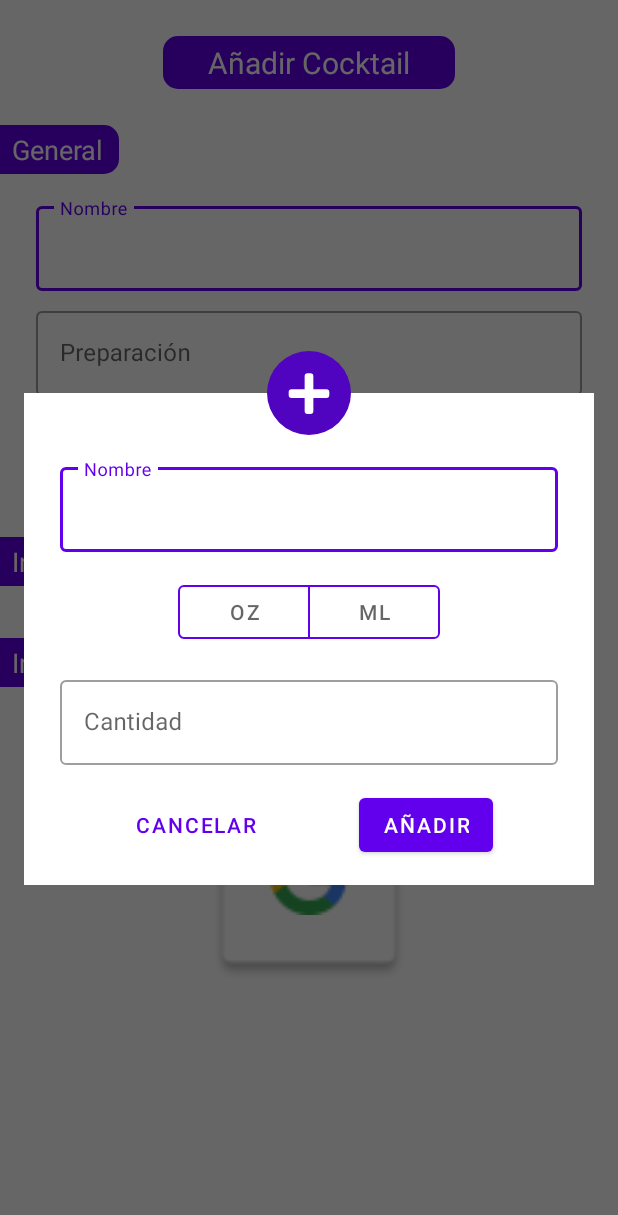
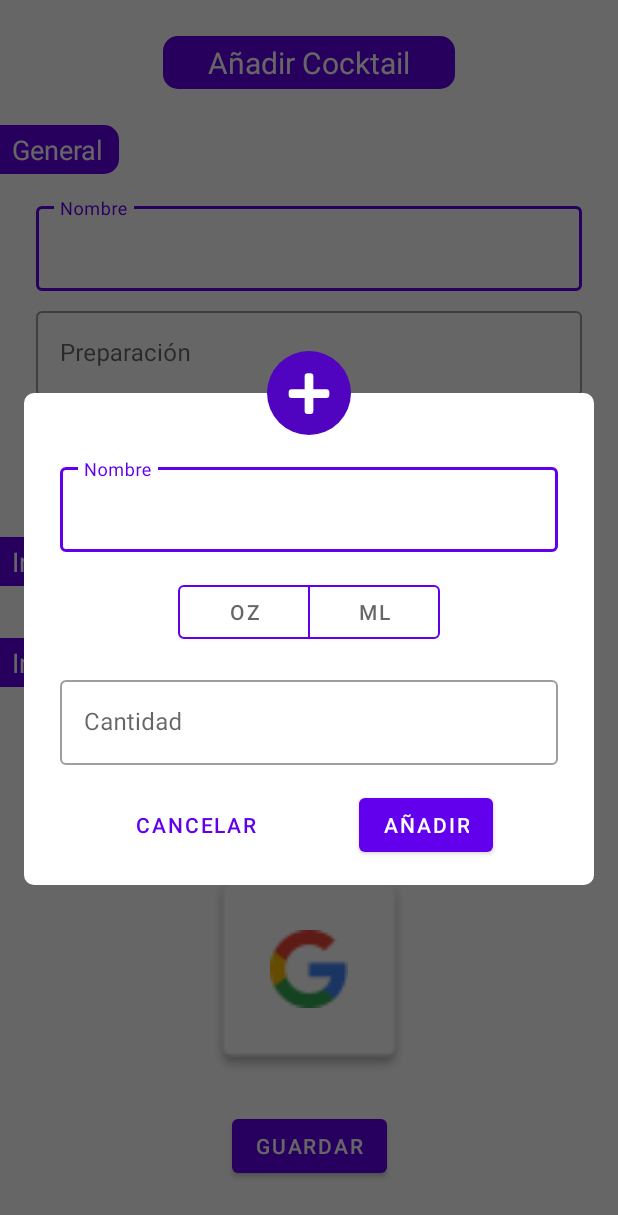
Before and after one commit to gersard/MisCocktails, an Android app: the MantenedorCocktailActivity screen opened directly, with no data from a screen before it, after a tap on an icon or button, on a phone screen of 412 x 824 dp. Shown: the top 1215 px of the screen. Run offline under Robolectric (Android 15) with nearby library versions, the phone set to English and light mode, and no system bars; our stand-ins replace Timber.

Commit message:
- Se corrigen detalles visuales para theme dark

```diff
--- a/app/src/main/java/cl/gerardomascayano/miscocktails/ui/mantenedor/cocktail/MantenedorCocktailActivity.kt
+++ b/app/src/main/java/cl/gerardomascayano/miscocktails/ui/mantenedor/cocktail/MantenedorCocktailActivity.kt
@@ -7,18 +7,22 @@ import android.graphics.drawable.Drawable
 import android.net.Uri
 import androidx.appcompat.app.AppCompatActivity
 import android.os.Bundle
+import android.widget.Toast
+import androidx.lifecycle.Observer
 import androidx.lifecycle.ViewModelProvider
 import androidx.recyclerview.widget.LinearLayoutManager
 import cl.gerardomascayano.miscocktails.data.mantenedor.MantenedorCocktailRepositoryImpl
 import cl.gerardomascayano.miscocktails.databinding.ActivityMantenedorCocktailBinding
 import cl.gerardomascayano.miscocktails.domain.mantenedor.cocktail.MantenedorCocktailUseCaseImpl
 import cl.gerardomascayano.miscocktails.model.Ingrediente
+import cl.gerardomascayano.miscocktails.model.event.MantenedorCocktailEvent
 import cl.gerardomascayano.miscocktails.ui.camera.CameraActivity
 import cl.gerardomascayano.miscocktails.ui.mantenedor.cocktail.adapter.IngredienteMantenedorAdapter
 import cl.gerardomascayano.miscocktails.ui.mantenedor.cocktail.viewmodel.MantenedorCocktailViewModel
 import cl.gerardomascayano.miscocktails.ui.mantenedor.cocktail.viewmodel.MantenedorCocktailViewModelFactory
 import cl.gerardomascayano.miscocktails.ui.mantenedor.common.IngredienteCallback
 import cl.gerardomascayano.miscocktails.ui.mantenedor.ingrediente.MantenedorIngredienteDialog
+import cl.gerardomascayano.miscocktails.util.extension.exhaustive
 import com.bumptech.glide.Glide
 import com.bumptech.glide.load.DataSource
 import com.bumptech.glide.load.engine.GlideException
@@ -46,7 +50,19 @@ class MantenedorCocktailActivity : AppCompatActivity(), IngredienteCallback {
         setContentView(viewBinding.root)
         viewBinding.ibAddIngrediente.setOnClickListener { showIngredientDialog() }
         viewBinding.btnTomarFoto.setOnClickListener { showCamera() }
+        viewBinding.btnGuardar.setOnClickListener { viewModel.btnGuardarClicked(viewBinding.tilNombre.editText.toString(), listOf(),null) }
         configureRecyclerView()
+        observeEvent()
+    }
+
+    private fun observeEvent() {
+        viewModel.mantenedorCocktailEvent.observe(this, Observer { event ->
+            when (event) {
+                is MantenedorCocktailEvent.Loading -> TODO()
+                MantenedorCocktailEvent.Success -> Toast.makeText(this, "Cocktail registrado exitósamente", Toast.LENGTH_SHORT).show()
+                is MantenedorCocktailEvent.Failure -> Toast.makeText(this, event.message, Toast.LENGTH_LONG).show()
+            }.exhaustive
+        })
     }
 
     private fun showCamera() {
--- a/app/src/main/java/cl/gerardomascayano/miscocktails/ui/mantenedor/cocktail/viewmodel/MantenedorCocktailViewModel.kt
+++ b/app/src/main/java/cl/gerardomascayano/miscocktails/ui/mantenedor/cocktail/viewmodel/MantenedorCocktailViewModel.kt
@@ -30,6 +30,10 @@ class MantenedorCocktailViewModel(private val useCase: MantenedorCocktailUseCase
         }
     }
 
+    fun btnGuardarClicked(nombre: String, ingredientes: List<Ingrediente>, urlImagen: String?){
+
+    }
+
     fun addIngrediente(ingrediente: Ingrediente) {
         ingredientes.add(0, ingrediente)
     }
--- /dev/null
+++ b/app/src/main/res/drawable/bg_dialog.xml
@@ -0,0 +1,12 @@
+<?xml version="1.0" encoding="utf-8"?>
+<shape xmlns:android="http://schemas.android.com/apk/res/android"
+    android:shape="rectangle">
+    <corners
+        android:bottomLeftRadius="@dimen/corner_radius_medium"
+        android:bottomRightRadius="@dimen/corner_radius_medium"
+        android:topLeftRadius="@dimen/corner_radius_medium"
+        android:topRightRadius="@dimen/corner_radius_medium" />
+    <stroke
+        android:width="1dp"
+        android:color="@color/colorAccent" />
+</shape>
--- a/app/src/main/res/layout/activity_detalle_cocktail.xml
+++ b/app/src/main/res/layout/activity_detalle_cocktail.xml
@@ -93,7 +93,7 @@
                 android:layout_height="wrap_content"
                 android:layout_marginStart="8dp"
                 android:layout_marginTop="14dp"
-                android:textColor="@color/black"
+                android:textColor="@color/text_color_primary"
                 android:textSize="20sp"
                 tools:text="8oz|30ml" />
 
@@ -123,7 +123,7 @@
                 android:layout_height="wrap_content"
                 android:layout_marginStart="8dp"
                 android:layout_marginTop="14dp"
-                android:textColor="@color/black"
+                android:textColor="@color/text_color_primary"
                 android:textSize="18sp"
                 tools:text="Mezclar en cocktelera con hielo" />
 
@@ -141,7 +141,7 @@
                 android:layout_marginStart="8dp"
                 android:layout_marginTop="14dp"
                 android:alpha="0.7"
-                android:textColor="@color/black"
+                android:textColor="@color/text_color_primary"
                 android:textSize="16sp"
                 android:textStyle="italic"
                 tools:text="Si la crema de coco no tiene azúcar, añadirle" />
--- a/app/src/main/res/layout/activity_mantenedor_cocktail.xml
+++ b/app/src/main/res/layout/activity_mantenedor_cocktail.xml
@@ -17,7 +17,7 @@
             android:layout_marginStart="16dp"
             android:layout_marginTop="24dp"
             android:layout_marginEnd="16dp"
-            android:background="@drawable/bg_full_corners"
+            android:background="@drawable/bg_full_corners_high"
             android:backgroundTint="@color/colorAccent"
             android:gravity="center"
             android:paddingStart="30dp"
@@ -158,6 +158,7 @@
             android:layout_height="wrap_content"
             android:layout_marginTop="8dp"
             android:text="@string/btn_tomar_foto"
+            android:textColor="@color/white"
             app:layout_constraintEnd_toStartOf="@+id/btn_url_imagen"
             app:layout_constraintHorizontal_bias="0.5"
             app:layout_constraintStart_toStartOf="parent"
@@ -168,6 +169,7 @@
             android:layout_width="wrap_content"
             android:layout_height="wrap_content"
             android:text="@string/btn_url_imagen"
+            android:textColor="@color/white"
             app:layout_constraintBottom_toBottomOf="parent"
             app:layout_constraintEnd_toEndOf="parent"
             app:layout_constraintHorizontal_bias="0.5"
@@ -189,5 +191,16 @@
             app:srcCompat="@drawable/common_google_signin_btn_icon_light"
             tools:ignore="ContentDescription" />
 
+        <Button
+            android:id="@+id/btn_guardar"
+            android:layout_width="wrap_content"
+            android:layout_height="wrap_content"
+            android:layout_marginTop="24dp"
+            android:text="@string/btn_guardar"
+            android:textColor="@color/white"
+            app:layout_constraintEnd_toEndOf="parent"
+            app:layout_constraintStart_toStartOf="parent"
+            app:layout_constraintTop_toBottomOf="@+id/iv_foto" />
+
     </androidx.constraintlayout.widget.ConstraintLayout>
 </ScrollView>
--- a/app/src/main/res/layout/dialog_mantenedor_ingrediente_dialog.xml
+++ b/app/src/main/res/layout/dialog_mantenedor_ingrediente_dialog.xml
@@ -13,7 +13,8 @@
         android:layout_marginStart="16dp"
         android:layout_marginTop="28dp"
         android:layout_marginEnd="16dp"
-        android:background="@color/white"
+        android:background="@drawable/bg_dialog"
+        android:backgroundTint="@color/bg_dialog"
         android:orientation="vertical"
         android:paddingTop="28dp"
         app:layout_constraintEnd_toEndOf="parent"
@@ -108,7 +109,8 @@
                 android:id="@+id/btn_anadir"
                 android:layout_width="wrap_content"
                 android:layout_height="wrap_content"
-                android:text="@string/btn_anadir" />
+                android:text="@string/btn_anadir"
+                android:textColor="@color/white" />
 
         </LinearLayout>
 
--- a/app/src/main/res/layout/item_ingrediente.xml
+++ b/app/src/main/res/layout/item_ingrediente.xml
@@ -13,7 +13,7 @@
         android:id="@+id/tv_cantidad_ingrediente_cocktail"
         android:layout_width="wrap_content"
         android:layout_height="wrap_content"
-        android:textColor="@color/black"
+        android:textColor="@color/text_color_primary"
         android:textSize="18sp"
         tools:text="3oz" />
 
@@ -25,7 +25,7 @@
         android:id="@+id/tv_nombre_ingrediente_cocktail"
         android:layout_width="match_parent"
         android:layout_height="wrap_content"
-        android:textColor="@color/black"
+        android:textColor="@color/text_color_primary"
         android:textSize="18sp"
         tools:text="Ron de coco" />
 
--- a/app/src/main/res/values-night/colors.xml
+++ b/app/src/main/res/values-night/colors.xml
@@ -5,10 +5,14 @@
     <color name="colorAccent">#6200EA</color>
 
 
-<!--    LISTA COCKTAILS-->
+    <!--    LISTA COCKTAILS-->
     <color name="bgEtiquetaListCocktail">#8F000000</color>
     <color name="fgImageListCocktails">#29000000</color>
-<!--    ESTÁTICOS-->
+
+    <color name="text_color_primary">#FFFFFF</color>
+    <color name="bg_dialog">#2E1855</color>
+
+    <!--    ESTÁTICOS-->
     <color name="white">#ffffff</color>
     <color name="black">#000000</color>
 </resources>
--- a/app/src/main/res/values/colors.xml
+++ b/app/src/main/res/values/colors.xml
@@ -11,7 +11,11 @@
 <!--    DETALLE COCKTAIL-->
     <color name="start_gradient_detalle_image_cocktail">#80000000</color>
     <color name="end_gradient_detalle_image_cocktail">#00FFFFFF</color>
-<!--    ESTÁTICOS-->
+
+    <color name="text_color_primary">#000000</color>
+    <color name="bg_dialog">#ffffff</color>
+
+    <!--    ESTÁTICOS-->
     <color name="white">#ffffff</color>
     <color name="black">#000000</color>
 </resources>
--- a/app/src/main/res/values/strings.xml
+++ b/app/src/main/res/values/strings.xml
@@ -18,4 +18,5 @@
     <string name="btn_cancelar">Cancelar</string>
     <string name="txt_um_oz">Oz</string>
     <string name="txt_um_ml">Ml</string>
+    <string name="btn_guardar">Guardar</string>
 </resources>
```
Also changed, not shown: app/src/main/res/drawable/bg_full_corners_medium.xml (added, +9 -0 lines), app/src/main/res/drawable/bg_full_corners_high.xml (renamed from app/src/main/res/drawable/bg_full_corners.xml).
